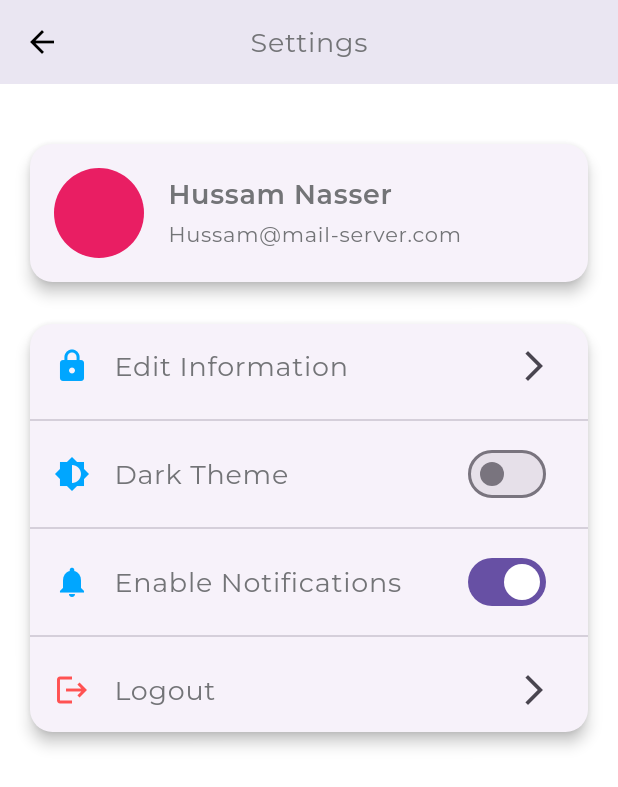
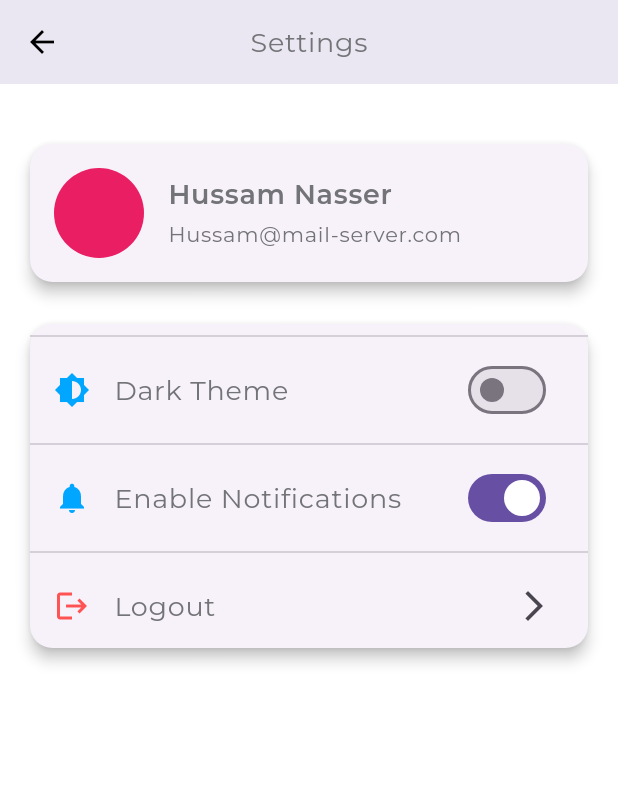
Before and after one commit to hussam38/Lockly, a Flutter app: the UserSettingsScreen screen opened by its route, on a phone screen of 412 x 824 dp. Shown: the top 787 px of the screen. Run offline on Flutter 3.47's test engine with Material 3 defaults, Android fonts, the phone set to English and light mode, and no system bars; our stand-ins replace firebase_core, flutter_screenutil, flutter_svg, get, image_picker, pin_code_fields; accounts and stored records are empty.

Commit message:
Minor Fixes(#4)

```diff
--- a/lib/view/user/user_settings.dart
+++ b/lib/view/user/user_settings.dart
@@ -73,16 +73,16 @@ class _UserSettingsScreenState extends State<UserSettingsScreen> {
             ),
             child: Column(
               children: [
-                ListTile(
-                  leading:
-                      const Icon(Icons.lock, color: ColorManager.primarycolor),
-                  title: Text(
-                    'Edit Information',
-                    style: Theme.of(context).textTheme.bodyLarge,
-                  ),
-                  trailing: const Icon(Icons.arrow_forward_ios),
-                  onTap: () {},
-                ),
+                // ListTile(
+                //   leading:
+                //       const Icon(Icons.lock, color: ColorManager.primarycolor),
+                //   title: Text(
+                //     'Edit Information',
+                //     style: Theme.of(context).textTheme.bodyLarge,
+                //   ),
+                //   trailing: const Icon(Icons.arrow_forward_ios),
+                //   onTap: () {},
+                // ),
                 const Divider(),
                 SwitchListTile(
                   title: Text(
```
